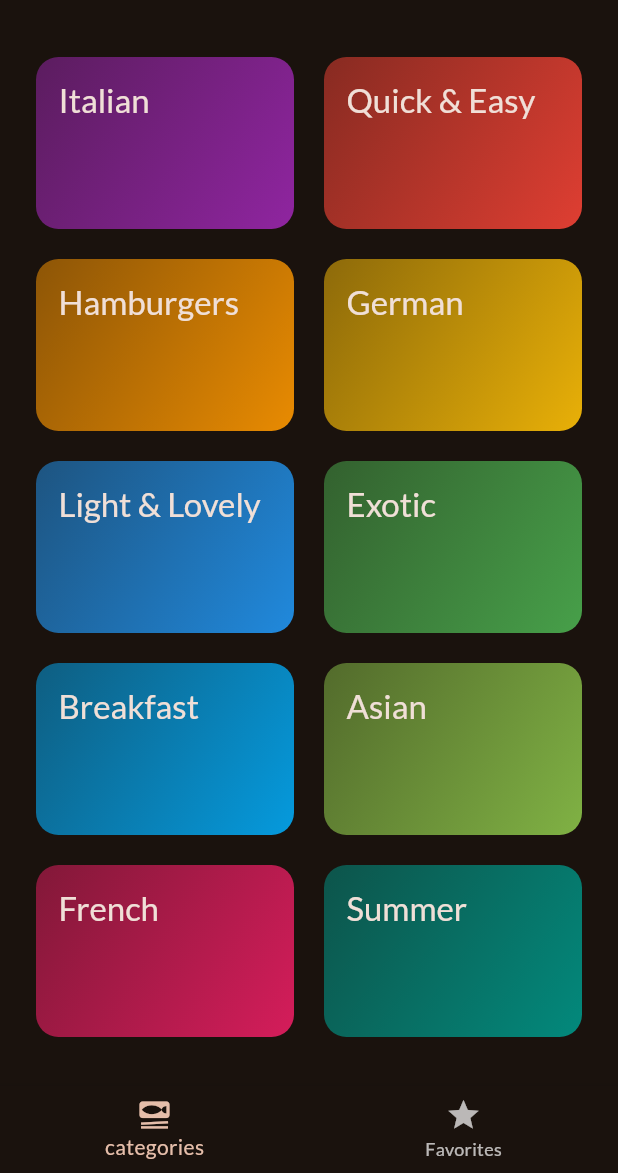
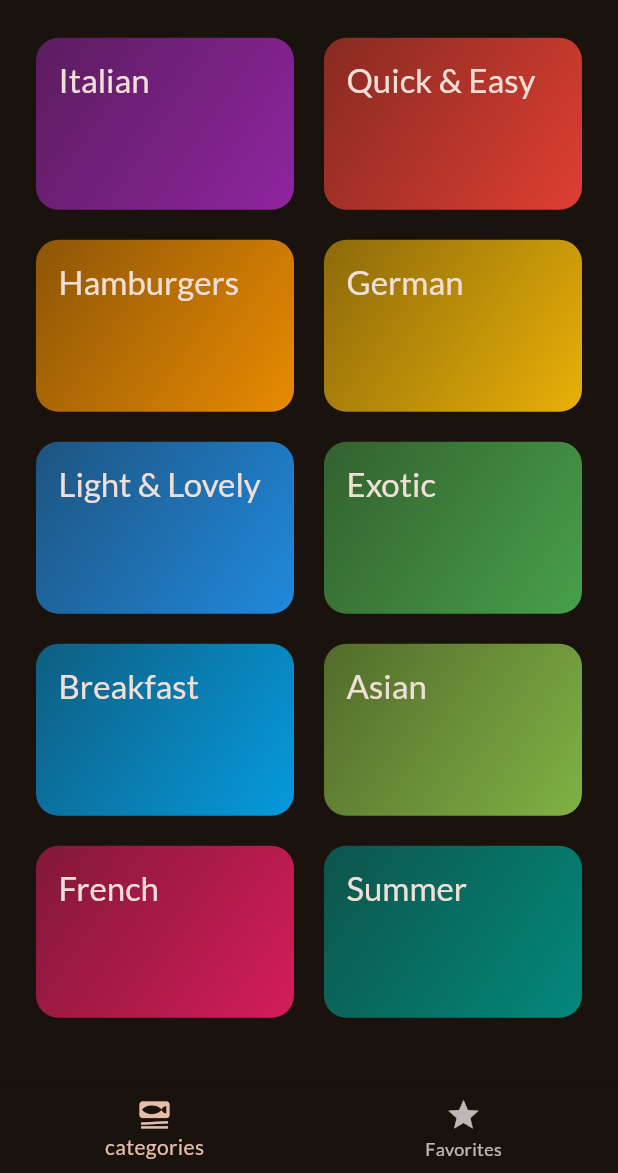
Before and after one commit to franedsandi/meal_app, a Flutter app: the first screen one second after launch, on a phone screen of 412 x 824 dp, the part 63-1236 px from its top. Run offline on Flutter 3.47's test engine with Material 3 defaults, Android fonts, the phone set to English and light mode, and no system bars; our stand-ins replace flutter_riverpod, google_fonts, transparent_image.

```diff
--- a/lib/screens/categories.dart
+++ b/lib/screens/categories.dart
@@ -5,17 +5,46 @@ import '../widgets/category_grid_item.dart';
 import '../models/category.dart';
 import '../models/meal.dart';
 
-class CategoriesScreen extends StatelessWidget {
+class CategoriesScreen extends StatefulWidget {
   const CategoriesScreen({
     super.key,
     required this.avaliableMeals,
   });
 
   final List<Meal> avaliableMeals;
-/* the context dous not exist in stateless  widget , we need to build it*/
 
+  @override
+  State<CategoriesScreen> createState() => _CategoriesScreenState();
+}
+
+class _CategoriesScreenState extends State<CategoriesScreen>
+    with SingleTickerProviderStateMixin {
+  /* late tells dart that the animation will be used in future but not yet when the class is created tecnicaly */
+  late AnimationController _animationController;
+
+  @override
+  void initState() {
+    super.initState();
+
+    _animationController = AnimationController(
+      vsync: this,
+      duration: const Duration(milliseconds: 1000),
+      lowerBound: 0,
+      upperBound:
+          1, /* the values can changes depending on your animation idea */
+    );
+    _animationController.forward();
+  }
+
+  @override
+  void dispose() {
+    _animationController.dispose();
+    super.dispose(); /* helps deleting the animation memory  */
+  }
+
+/* the context does not exist in stateless  widget , we need to build it*/
   void _selectCategory(BuildContext context, Category category) {
-    final filteredMeals = avaliableMeals
+    final filteredMeals = widget.avaliableMeals
         .where((meal) => meal.categories.contains(category.id))
         .toList();
     Navigator.of(context).push(
@@ -30,7 +59,9 @@ class CategoriesScreen extends StatelessWidget {
 
   @override
   Widget build(BuildContext context) {
-    return GridView(
+    return AnimatedBuilder(
+        animation: _animationController,
+        child: GridView(
           padding: const EdgeInsets.all(24),
           gridDelegate: const SliverGridDelegateWithFixedCrossAxisCount(
             crossAxisCount: 2,
@@ -47,6 +78,22 @@ class CategoriesScreen extends StatelessWidget {
                 },
               )
           ],
+        ),
+        builder: (context, child) => SlideTransition(
+              position: Tween(
+                begin: const Offset(0, -0.3),
+                end: const Offset(0, 0),
+              ).animate(CurvedAnimation(
+                parent: _animationController,
+                curve: Curves.bounceOut,
+              )),
+              child: child,
+            )
+        /*  Padding(
+          padding: EdgeInsets.only(
+            top: 100 - _animationController.value * 100,
+          ),
+          child: child), */
         );
   }
 }
```
Lines whose indentation alone changed are shown as unchanged.
